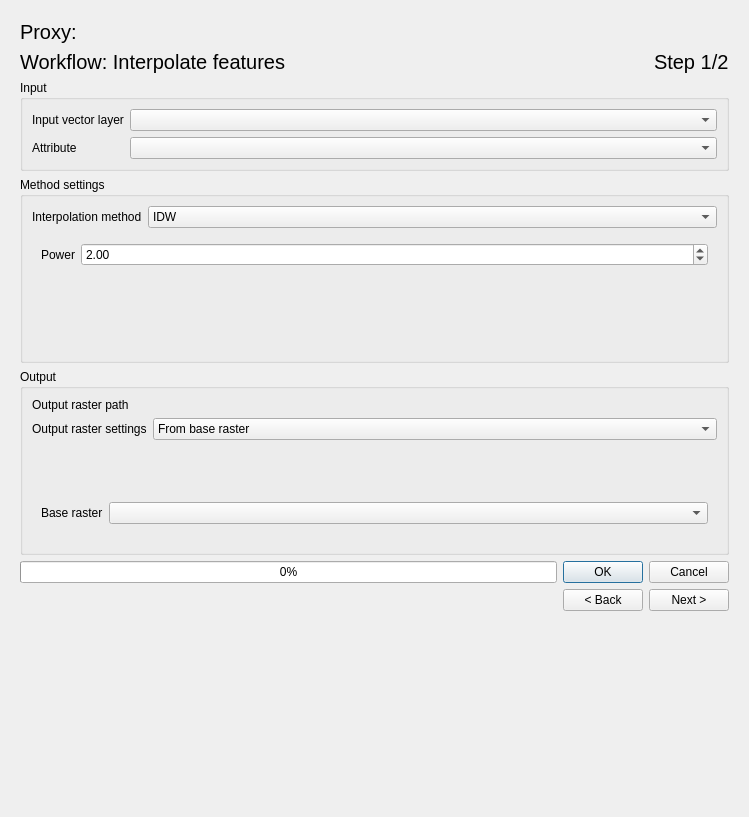
Before: the Qt Designer form eis_qgis_plugin/resources/ui/mineral_proxies/proxy_workflow4_interpolation_anomaly.ui in GispoCoding/eis_qgis_plugin, drawn with Qt 5.
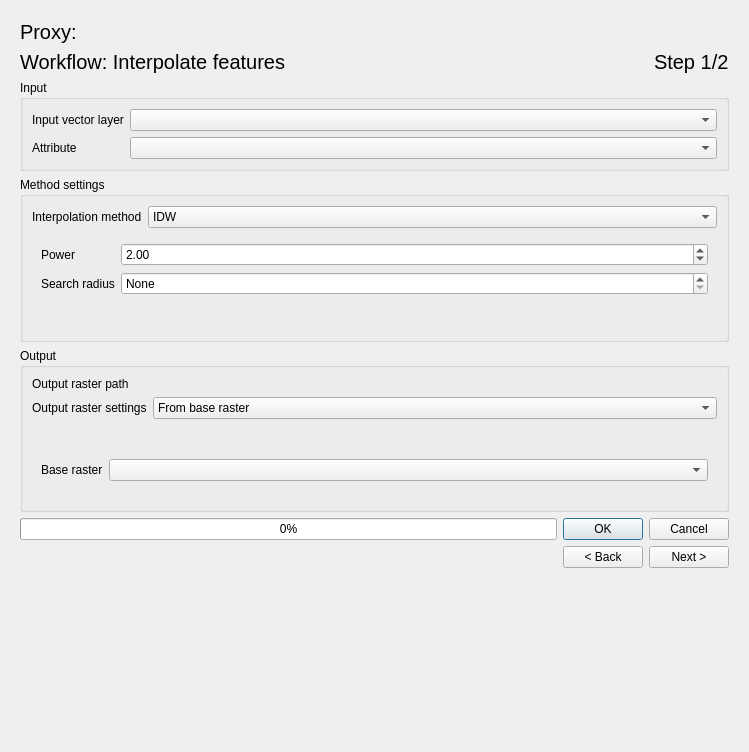
After: the same form once the commit is applied. Custom widgets are drawn as their Qt base class.

Commit message: feat(IDW): Add search radius parameter

```diff
--- a/eis_qgis_plugin/resources/ui/mineral_proxies/proxy_workflow4_interpolation_anomaly.ui
+++ b/eis_qgis_plugin/resources/ui/mineral_proxies/proxy_workflow4_interpolation_anomaly.ui
@@ -7,7 +7,7 @@
     <x>0</x>
     <y>0</y>
     <width>749</width>
-    <height>817</height>
+    <height>752</height>
    </rect>
   </property>
   <property name="windowTitle">
@@ -164,6 +164,20 @@
                 </property>
                </widget>
               </item>
+              <item row="1" column="0">
+               <widget class="QLabel" name="search_radius_label">
+                <property name="text">
+                 <string>Search radius</string>
+                </property>
+               </widget>
+              </item>
+              <item row="1" column="1">
+               <widget class="QgsDoubleSpinBox" name="search_radius">
+                <property name="specialValueText">
+                 <string>None</string>
+                </property>
+               </widget>
+              </item>
              </layout>
             </widget>
             <widget class="QWidget" name="kriging_page">
```
The commit also changes 3 other files.
